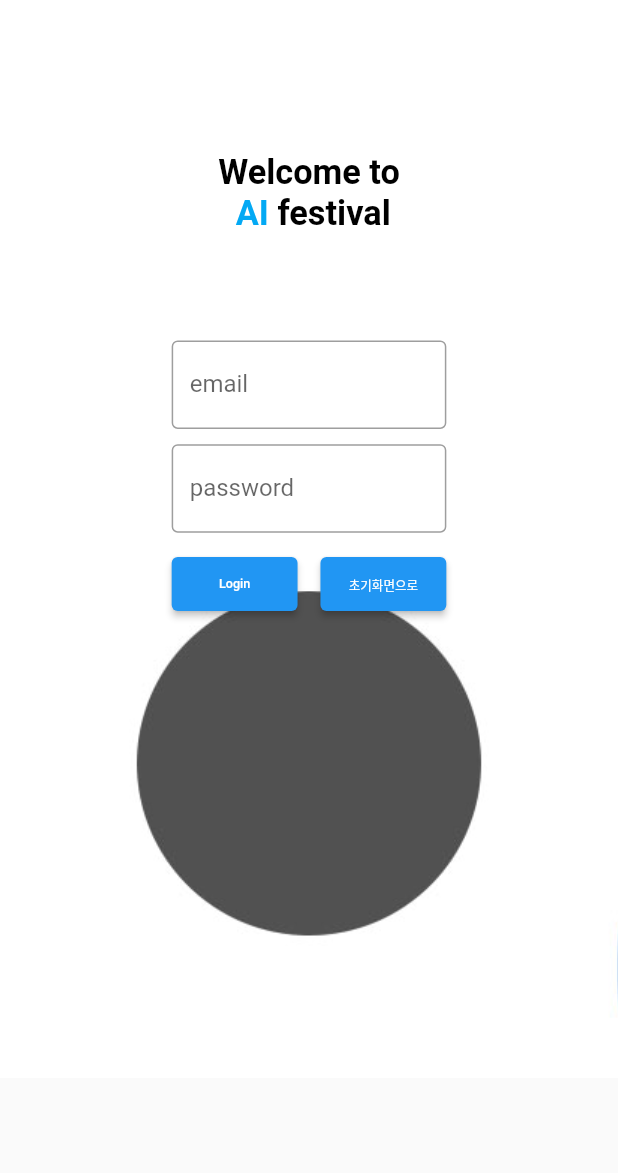
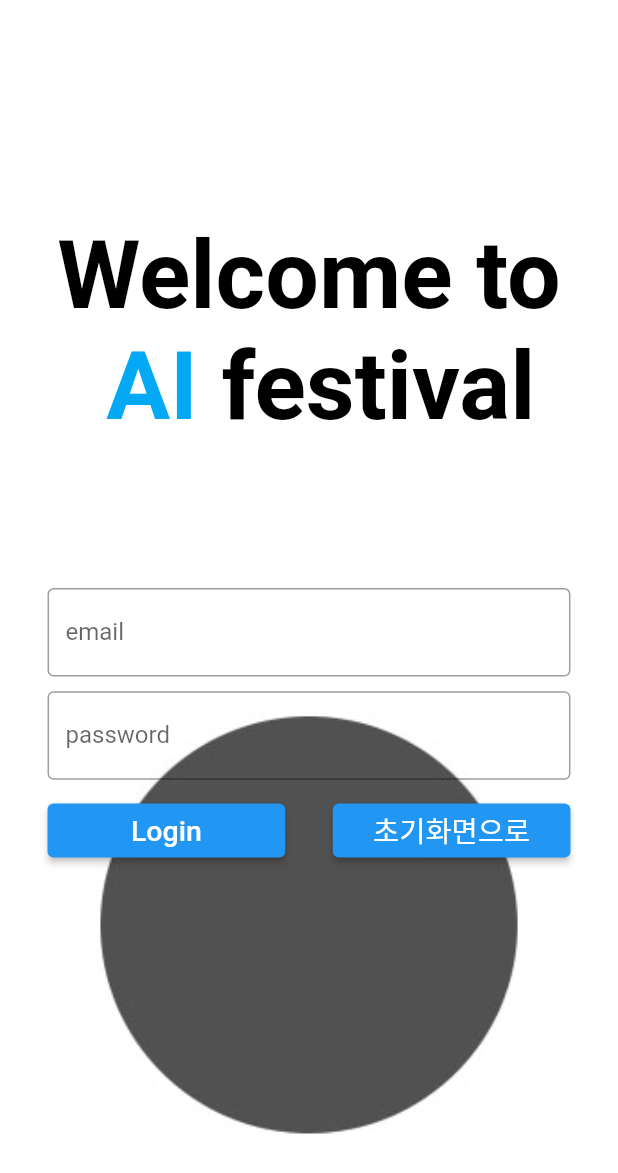
Before and after one commit to DongYounYim/AlFestival_Booth, a Flutter app: the screen it shows after launch, after a tap on "이메일로 로그인 하기", on a phone screen of 412 x 824 dp. Shown: the top 1173 px of the screen. Run offline on Flutter 3.47's test engine with Material 2 defaults, Android fonts, the phone set to English and light mode, and no system bars; our stand-ins replace cloud_firestore, firebase_auth, firebase_core, flutter_screenutil; missing offline and left inert: qr_code_scanner; accounts and stored records are empty.

Commit message:
[feat] mobile version by iphone pro max

```diff
--- a/lib/init.dart
+++ b/lib/init.dart
@@ -10,7 +10,8 @@ class Init extends StatelessWidget {
   Widget build(BuildContext context) {
     log('initPage');
     return Scaffold(
-      body: SafeArea(
+      body: SingleChildScrollView(
+        child: SafeArea(
         child: Container(
           decoration: const BoxDecoration(
             image: DecorationImage(
@@ -20,7 +21,7 @@ class Init extends StatelessWidget {
           ),
           child: Column(
             children: [
-              SizedBox(height: 220.h),
+              SizedBox(height: 150.h),
               Text(
                 "Welcome to",
                 style: TextStyle(
@@ -50,9 +51,9 @@ class Init extends StatelessWidget {
                   )
                 ],
               ),
-              SizedBox(height: 40.0.h),
+              SizedBox(height: 100.0.h),
               Padding(
-                padding: EdgeInsets.symmetric(horizontal: 260.w),
+                padding: EdgeInsets.symmetric(horizontal: 30.w),
                 child: Column(
                   children: [
                     ElevatedButton(
@@ -73,20 +74,19 @@ class Init extends StatelessWidget {
                       ),
                       child: Row(
                         children: <Widget>[
-                          SizedBox(width: 20.w),
+                          SizedBox(width: 10.w),
                           const Icon(
                             Icons.mail,
                             color: Colors.white,
                           ),
-                          SizedBox(width: 80.w),
+                          SizedBox(width: 20.w),
                           Text(
                             '이메일로 로그인 하기',
                             style: TextStyle(
                               color: Colors.white,
-                              fontSize: 24.sp
+                              fontSize: 16.sp
                             ),
                           ),
-                          SizedBox(width: 20.w)
                         ],
                       ),
                     ),
@@ -109,29 +109,30 @@ class Init extends StatelessWidget {
                       ),
                       child: Row(
                         children: <Widget>[
-                          SizedBox(width: 20.w),
+                          SizedBox(width: 10.w),
                           const Icon(
                             Icons.mail,
                             color: Colors.white,
                           ),
-                          SizedBox(width: 80.w),
+                          SizedBox(width: 20.w),
                           Text(
                             '이메일로 회원가입 및 로그인 하기',
                             style: TextStyle(
                               color: Colors.white,
-                              fontSize: 24.sp
+                              fontSize: 16.sp
                             ),
                           ),
-                          SizedBox(width: 20.w)
                         ],
                       ),
                     ),
+                    SizedBox(height: 400.h,)
                   ],
                 ),
               )
             ],
           ),
         ),
+      )
       ),
     );
   }
--- a/lib/login.dart
+++ b/lib/login.dart
@@ -126,11 +126,11 @@ class _LoginState extends State<Login> {
           child: Form(
             key: _formKey,
             child: Padding(
-              padding: EdgeInsets.only(right: 300.0.w, left: 300.0.w),
+              padding: EdgeInsets.only(right: 30.0.w, left: 30.0.w),
               child: Column(
                 mainAxisAlignment: MainAxisAlignment.start,
                 children: [
-                  SizedBox(height: 100.h),
+                  SizedBox(height: 150.h),
                   Text(
                     "Welcome to",
                     style: TextStyle(
@@ -160,7 +160,7 @@ class _LoginState extends State<Login> {
                       )
                     ],
                   ),
-                  SizedBox(height: 70.0.h),
+                  SizedBox(height: 100.0.h),
                   _emailInputWidget(),
                   SizedBox(height: 10.0.h),
                   _passwordInputWidget(),
@@ -169,16 +169,16 @@ class _LoginState extends State<Login> {
                     mainAxisAlignment: MainAxisAlignment.spaceBetween,
                     children: [
                       SizedBox(
-                        width: 220.w,
+                        width: 150.w,
                         child: ElevatedButton(
                           onPressed: () {
                             _login();
                           },
-                          child: Text('Login', style: TextStyle(fontSize: 22.sp),)
+                          child: Text('Login', style: TextStyle(fontSize: 18.sp),)
                         )
                       ),
                       SizedBox(
-                        width: 220.w,
+                        width: 150.w,
                         child: ElevatedButton(
                           onPressed: () {
                             count += 1;
@@ -188,7 +188,7 @@ class _LoginState extends State<Login> {
                               _errorControl();
                             }
                           },
-                          child: Text('초기화면으로', style: TextStyle(fontSize: 22.sp),)
+                          child: Text('초기화면으로', style: TextStyle(fontSize: 18.sp),)
                         )
                       )
                     ],
--- a/lib/main.dart
+++ b/lib/main.dart
@@ -48,7 +48,7 @@ class _BoothAppState extends State<BoothApp> {
       return const CircularProgressIndicator();
     }
     return ScreenUtilInit(
-      designSize: const Size(1080, 810),
+      designSize: const Size(390, 844),
       builder: ((context, child) {
         return MaterialApp(
           title: 'AI_SW_Booth',
--- a/lib/ticket_check.dart
+++ b/lib/ticket_check.dart
@@ -1,7 +1,7 @@
 import 'package:flutter/material.dart';
 import 'package:flutter_screenutil/flutter_screenutil.dart';
 
-String ticketPassword = '1234';
+String ticketPassword = 'Aiclear4321!';
 
 class Password extends StatefulWidget {
   const Password({Key? key}) : super(key: key);
@@ -67,7 +67,7 @@ class _PasswordState extends State<Password> {
                                 return Navigator.pop(context, false);
                               }))),
                   Padding(
-                    padding: EdgeInsets.only(bottom: 5.h, left: 400.w, right: 400.w),
+                    padding: EdgeInsets.only(bottom: 5.h, left: 20.w, right: 20.w),
                     child: TextField(
                         controller: passwordTextEditController,
                         keyboardType: TextInputType.visiblePassword,
@@ -91,7 +91,7 @@ class _PasswordState extends State<Password> {
                           }
                         )
                       ),
-                      SizedBox(height: 320.h)
+                      SizedBox(height: 380.h)
                 ]))
           )
         )
```
Also changed, not shown: lib/components/main_button.dart (+9 -6 lines), lib/home.dart (+42 -52 lines), lib/qrscan.dart (+9 -0 lines), lib/singUp.dart (+7 -7 lines), lib/ticket.dart (+4 -4 lines).
